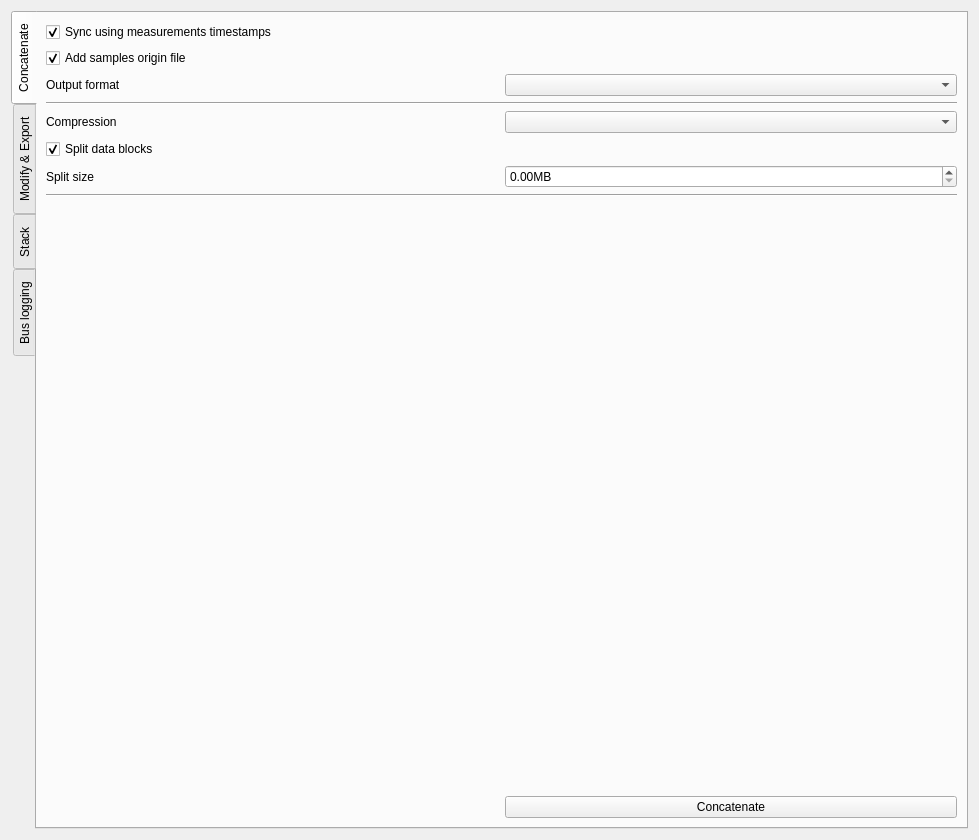
This is asammdf/gui/ui/batch_widget.ui in danielhrisca/asammdf as Qt 5 draws it before an edit. The edited form follows.
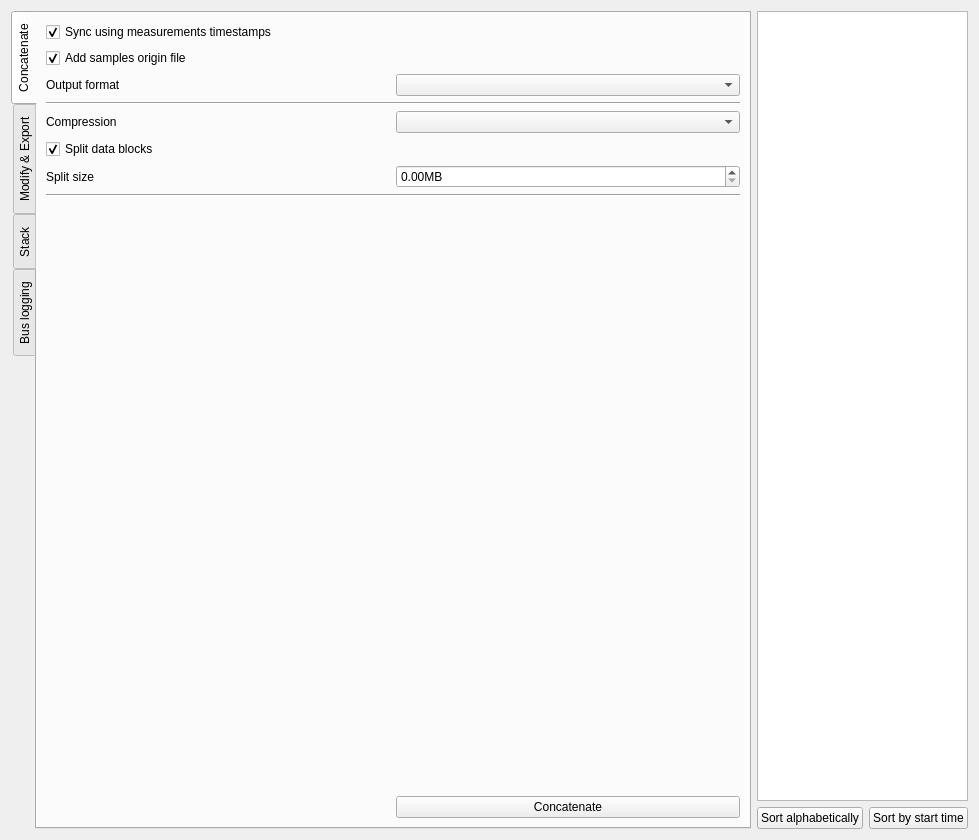
This is the edited form. The open tabs and pages were chosen to show the change. Icons and pictures are not drawn. Custom widgets are drawn as their Qt base class.

Commit message: make it easier to sort the file list for the batch processing view

Patch:
```diff
--- a/asammdf/gui/ui/batch_widget.ui
+++ b/asammdf/gui/ui/batch_widget.ui
@@ -1687,6 +1687,65 @@
      </widget>
     </widget>
    </item>
+   <item row="1" column="1">
+    <layout class="QVBoxLayout" name="list_layout">
+     <item>
+      <widget class="MinimalListWidget" name="files_list"/>
+     </item>
+     <item>
+      <layout class="QHBoxLayout" name="horizontalLayout_2">
+       <item>
+        <spacer name="horizontalSpacer_2">
+         <property name="orientation">
+          <enum>Qt::Horizontal</enum>
+         </property>
+         <property name="sizeHint" stdset="0">
+          <size>
+           <width>40</width>
+           <height>20</height>
+          </size>
+         </property>
+        </spacer>
+       </item>
+       <item>
+        <widget class="QPushButton" name="sort_alphabetically_btn">
+         <property name="text">
+          <string>Sort alphabetically</string>
+         </property>
+         <property name="icon">
+          <iconset resource="resource.qrc">
+           <normaloff>:/alphabetical_sorting.png</normaloff>:/alphabetical_sorting.png</iconset>
+         </property>
+        </widget>
+       </item>
+       <item>
+        <widget class="QPushButton" name="sort_by_start_time_btn">
+         <property name="text">
+          <string>Sort by start time</string>
+         </property>
+         <property name="icon">
+          <iconset resource="resource.qrc">
+           <normaloff>:/clock.png</normaloff>:/clock.png</iconset>
+         </property>
+        </widget>
+       </item>
+       <item>
+        <spacer name="horizontalSpacer_3">
+         <property name="orientation">
+          <enum>Qt::Horizontal</enum>
+         </property>
+         <property name="sizeHint" stdset="0">
+          <size>
+           <width>40</width>
+           <height>20</height>
+          </size>
+         </property>
+        </spacer>
+       </item>
+      </layout>
+     </item>
+    </layout>
+   </item>
   </layout>
  </widget>
  <customwidgets>
```
Left out of the diff: 2 changed lines with no effect on the pictures. The commit also changes 10 other files.
